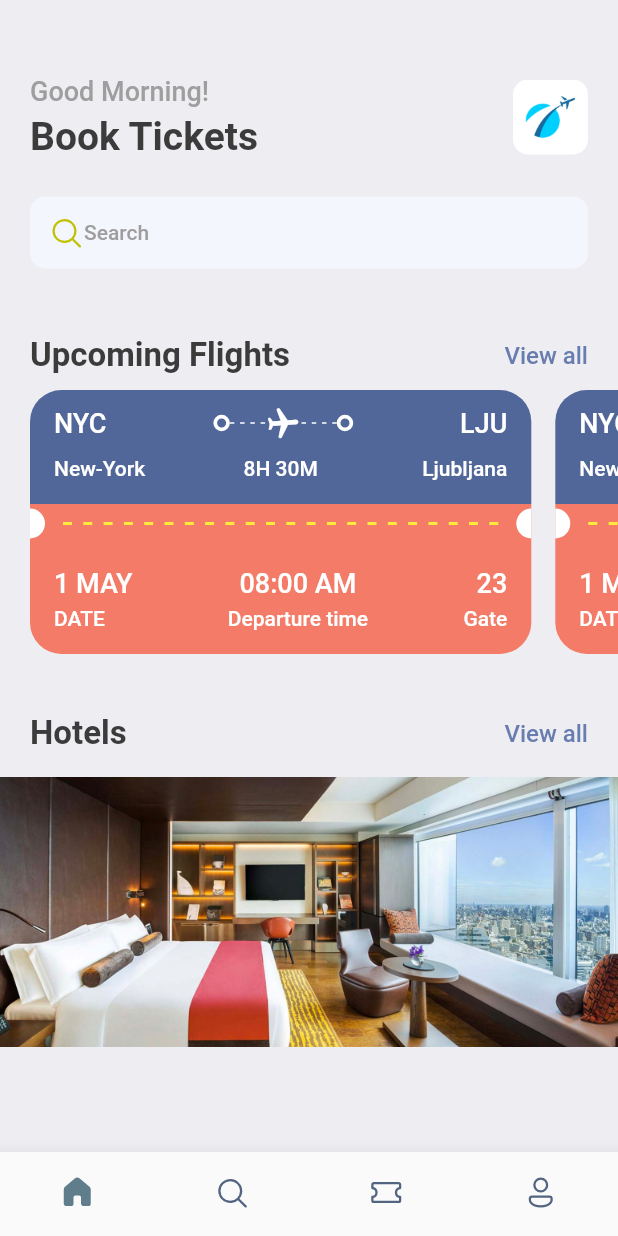
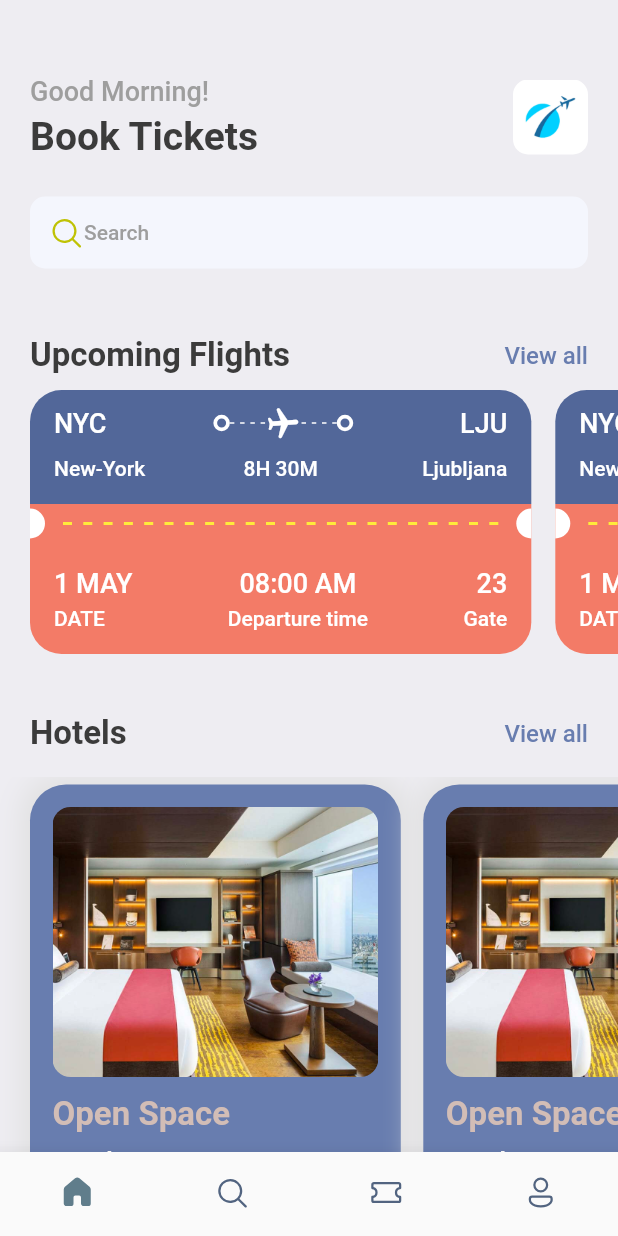
Before and after one commit to spehj/tickets_booking_app_flutter, a Flutter app: the screen it shows after launch, on a phone screen of 412 x 824 dp. Run offline on Flutter 3.47's test engine with Material 2 defaults, Android fonts, the phone set to English and light mode, and no system bars; our stand-ins replace fluentui_icons, gap.

Commit message:
Hotels screen update

```diff
--- a/lib/screens/home_screen.dart
+++ b/lib/screens/home_screen.dart
@@ -129,7 +129,17 @@ class HomeScreen extends StatelessWidget {
             ),
           ),
           const SizedBox(height: 16,),
-          HotelScreen()
+          SingleChildScrollView(
+            scrollDirection: Axis.horizontal,
+              padding: const EdgeInsets.only(left:20),
+              child: Row(
+                children: [
+                  HotelScreen(),
+                  HotelScreen(),
+                  HotelScreen(),
+                ],
+              )),
+          const SizedBox(height: 16,),
 
 
         ],
--- a/lib/screens/hotel_screen.dart
+++ b/lib/screens/hotel_screen.dart
@@ -1,6 +1,7 @@
 import 'package:booktickets/utils/app_layout.dart';
 import 'package:booktickets/utils/app_styles.dart';
 import 'package:flutter/cupertino.dart';
+import 'package:flutter/material.dart';
 
 class HotelScreen extends StatelessWidget {
   const HotelScreen({Key? key}) : super(key: key);
@@ -10,24 +11,50 @@ class HotelScreen extends StatelessWidget {
     final size = AppLayout.getSize(context);
 
     return Container(
-      width: size.width*0.6,
-      height:  350,
+      width: size.width * 0.6,
+      height: 350,
+      padding: const EdgeInsets.symmetric(horizontal: 15, vertical: 15),
+      margin: const EdgeInsets.only(right: 15, top: 5),
+      decoration: BoxDecoration(
+          color: Styles.primaryColor,
+          borderRadius: BorderRadius.circular(24),
+          boxShadow: [
+            BoxShadow(
+              color: Colors.grey.shade300,
+              blurRadius: 16,
+              spreadRadius: 5,
+            )
+          ]),
       child: Column(
+        crossAxisAlignment: CrossAxisAlignment.start,
         children: [
           Container(
             height: 180,
             decoration: BoxDecoration(
-              color: Styles.primaryColor,
-              image: DecorationImage(
-                fit: BoxFit.cover,
-                image: AssetImage(
-                  "assets/images/one.png"
-                )
-              )
-            ),
-          )
+                borderRadius: BorderRadius.circular(12),
+                color: Styles.primaryColor,
+                image: DecorationImage(
+                    fit: BoxFit.cover,
+                    image: AssetImage("assets/images/one.png"))),
+          ),
+          const SizedBox(
+            height: 12,
+          ),
+          Text(
+            "Open Space",
+            style: Styles.headlineStyle2.copyWith(color: Styles.kakiColor),
+          ),
+          const SizedBox(height: 8,),
+          Text(
+            "London",
+            style: Styles.headlineStyle3.copyWith(color: Colors.white),
+          ),
+          const SizedBox(height: 8,),
+          Text(
+            "\$40/night",
+            style: Styles.headlineStyle1.copyWith(color: Styles.kakiColor),
+          ),
         ],
-
       ),
     );
   }
--- /dev/null
+++ b/lib/utils/app_info_list.dart
@@ -0,0 +1,20 @@
+List<Map<String, dynamic>> hotelList = [
+  {
+    'image': 'one.png',
+    'place': 'Open Space',
+    'destination': 'London',
+    'price': 25
+  },
+  {
+    'image': 'two.png',
+    'place': 'Global Will',
+    'destination': 'London',
+    'price': 40
+  },
+  {
+    'image': 'three.png',
+    'place': 'Tallest Building',
+    'destination': 'Dubai',
+    'price': 68
+  },
+];
--- a/lib/utils/app_styles.dart
+++ b/lib/utils/app_styles.dart
@@ -7,7 +7,7 @@ class Styles{
   static Color textColor = const Color(0xFF3b3b3b);
   static Color bgColor = const Color(0xFFeeedf2);
   static Color orangeColor = const Color(0xFFF37B67);
-
+  static Color kakiColor = const Color(0xFFd2bdb6);
   static TextStyle textStyle = TextStyle(fontSize: 16, color: textColor, fontWeight: FontWeight.w500);
   static TextStyle headlineStyle1 = TextStyle(fontSize: 26, color: textColor, fontWeight: FontWeight.bold);
   static TextStyle headlineStyle2 = TextStyle(fontSize: 22, color: textColor, fontWeight: FontWeight.bold);
```
